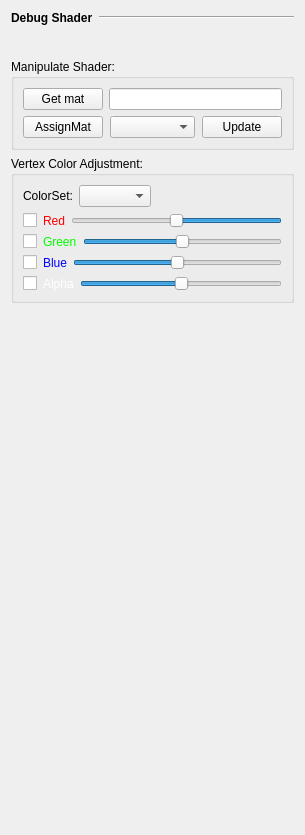
Above: Maya_Tools/Developer/Main/MODULE/ShaderTools/UI/ShaderTools.ui from code-google-com/mayatools before the change. Below: the same form after it.
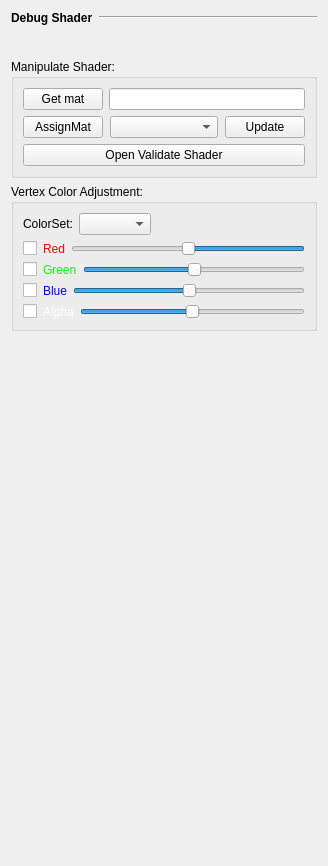
That is the form after the change. Icons and pictures are not drawn.

What changed in the file:
```diff
--- a/Maya_Tools/Developer/Main/MODULE/ShaderTools/UI/ShaderTools.ui
+++ b/Maya_Tools/Developer/Main/MODULE/ShaderTools/UI/ShaderTools.ui
@@ -6,8 +6,8 @@
    <rect>
     <x>0</x>
     <y>0</y>
-    <width>305</width>
-    <height>835</height>
+    <width>328</width>
+    <height>866</height>
    </rect>
   </property>
   <property name="windowTitle">
@@ -230,6 +230,13 @@
         </item>
        </layout>
       </item>
+      <item>
+       <widget class="QPushButton" name="pushButton_2">
+        <property name="text">
+         <string>Open Validate Shader</string>
+        </property>
+       </widget>
+      </item>
      </layout>
     </widget>
    </item>
@@ -328,10 +335,10 @@
         <item>
          <widget class="QSlider" name="sldGreen">
           <property name="minimum">
-           <number>-99</number>
+           <number>-100</number>
           </property>
           <property name="maximum">
-           <number>99</number>
+           <number>100</number>
           </property>
           <property name="orientation">
            <enum>Qt::Horizontal</enum>
@@ -362,7 +369,10 @@
         <item>
          <widget class="QSlider" name="sldBlue">
           <property name="minimum">
-           <number>-99</number>
+           <number>-100</number>
+          </property>
+          <property name="maximum">
+           <number>100</number>
           </property>
           <property name="orientation">
            <enum>Qt::Horizontal</enum>
@@ -393,10 +403,10 @@
         <item>
          <widget class="QSlider" name="sldAlpha">
           <property name="minimum">
-           <number>-49</number>
+           <number>-100</number>
           </property>
           <property name="maximum">
-           <number>49</number>
+           <number>100</number>
           </property>
           <property name="tracking">
            <bool>false</bool>
```
